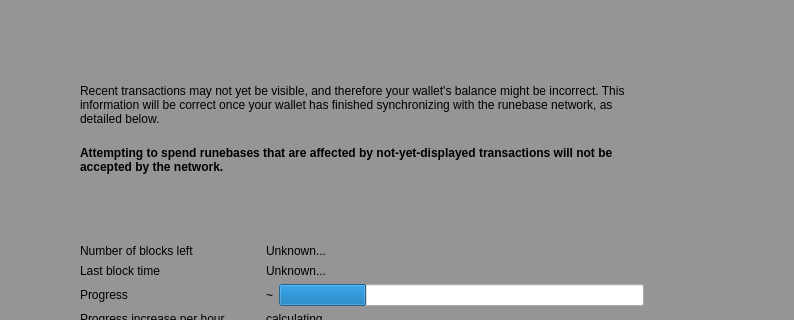
Old version of the form src/qt/forms/modaloverlay.ui in the repository Runebase/runebase; both pictures show x 130 to 924 and y 91 to 411 of the 924 by 639 pixel window.
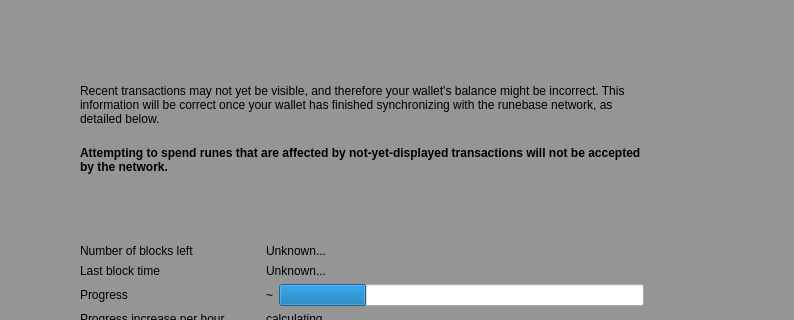
New version of the form.

```diff
--- a/src/qt/forms/modaloverlay.ui
+++ b/src/qt/forms/modaloverlay.ui
@@ -177,7 +177,7 @@
                     </font>
                    </property>
                    <property name="text">
-                    <string>Attempting to spend runebases that are affected by not-yet-displayed transactions will not be accepted by the network.</string>
+                    <string>Attempting to spend runes that are affected by not-yet-displayed transactions will not be accepted by the network.</string>
                    </property>
                    <property name="textFormat">
                     <enum>Qt::RichText</enum>
```
